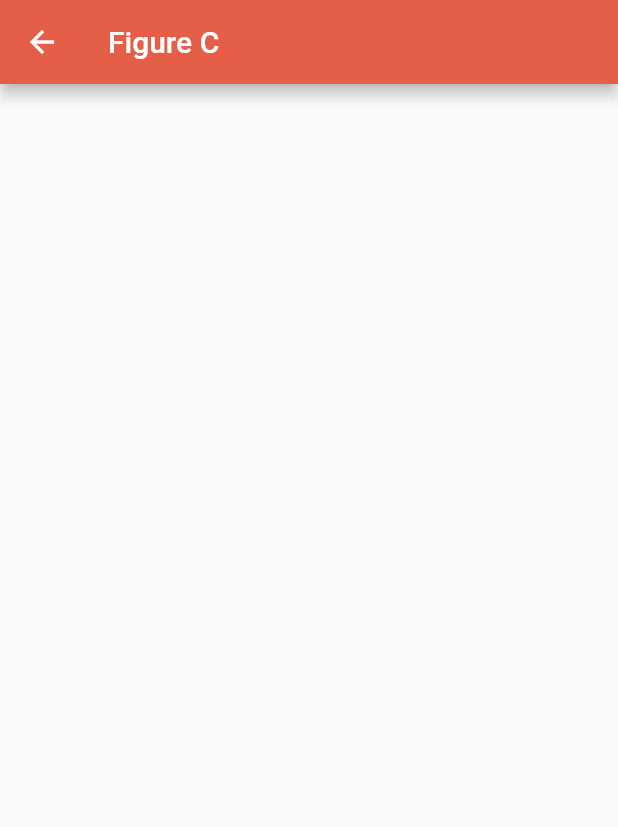
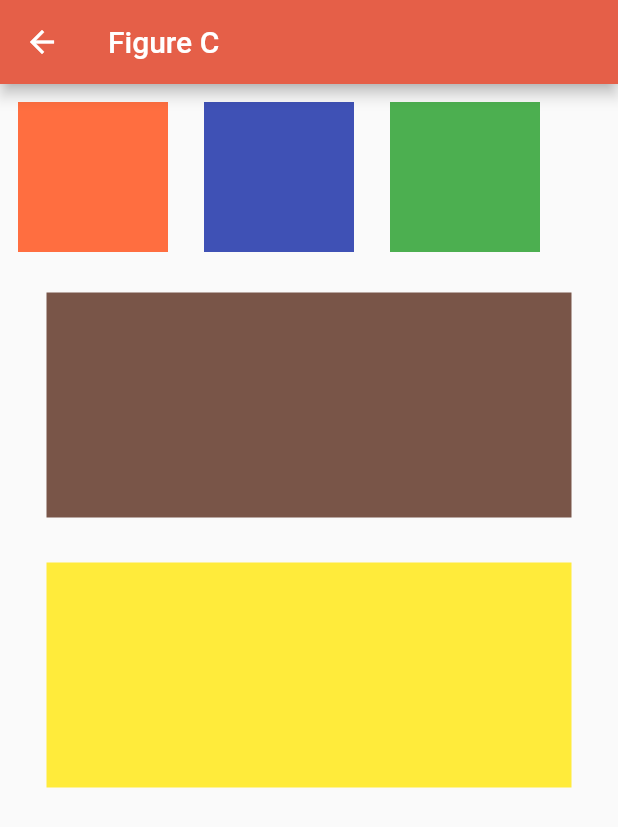
Before and after one commit to Arlone4u/FlutterNavigation, a Flutter app: the FigureB screen opened directly, after a tap on "New Figure", on a phone screen of 412 x 824 dp. Shown: the top 827 px of the screen. Run offline on Flutter 3.47's test engine with Material 2 defaults, Android fonts, the phone set to English and light mode, and no system bars.

Commit message:
Edit login Screen Figures

```diff
--- a/Flutter_Navigation/lib/login_screen.dart
+++ b/Flutter_Navigation/lib/login_screen.dart
@@ -48,11 +48,10 @@ class LoginScreen extends StatelessWidget {
                 height: 5,
               ),
               Row(
-                mainAxisAlignment:  MainAxisAlignment.end,
+                mainAxisAlignment: MainAxisAlignment.end,
                 children: [
-                  TextButton(onPressed: (){}, child: const Text(
-                      "Forget Password?"
-                  ))
+                  TextButton(
+                      onPressed: () {}, child: const Text("Forget Password?"))
                 ],
               ),
               const SizedBox(
@@ -63,10 +62,11 @@ class LoginScreen extends StatelessWidget {
                 width: double.infinity,
                 decoration: BoxDecoration(
                   borderRadius: BorderRadius.circular(100),
-                  gradient: const LinearGradient(colors: [Colors.red, Colors.orange,Colors.indigo]),
+                  gradient: const LinearGradient(
+                      colors: [Colors.red, Colors.orange, Colors.indigo]),
                 ),
                 child: MaterialButton(
-                  onPressed: (){
+                  onPressed: () {
                     Navigator.push(
                       context,
                       MaterialPageRoute(builder: (context) => const FigureA()),
@@ -91,20 +91,17 @@ class LoginScreen extends StatelessWidget {
               const SizedBox(
                 height: 10,
               ),
-
               Row(
-                mainAxisAlignment:  MainAxisAlignment.center,
+                mainAxisAlignment: MainAxisAlignment.center,
                 children: [
                   Text(
                     "Don't have an Account?",
                     style: TextStyle(
                       color: Colors.black.withOpacity(0.7),
                     ),
-
                   ),
-                  TextButton(onPressed: (){}, child: const Text(
-                      "Register Account"
-                  ))
+                  TextButton(
+                      onPressed: () {}, child: const Text("Register Account"))
                 ],
               ),
             ],
@@ -123,8 +120,27 @@ class FigureA extends StatelessWidget {
       appBar: AppBar(
         title: const Text('Figure A'),
       ),
-      body: Center(
-        child: ElevatedButton(
+      body: Column(
+        children: [
+          Container(
+            margin: EdgeInsets.all(15.0),
+            width: 350,
+            height: 150,
+            color: Colors.deepOrangeAccent,
+          ),
+          Container(
+            margin: EdgeInsets.all(15.0),
+            width: 350,
+            height: 150,
+            color: Colors.indigo,
+          ),
+          Container(
+            margin: EdgeInsets.all(15.0),
+            width: 350,
+            height: 150,
+            color: Colors.teal,
+          ),
+          ElevatedButton(
             child: const Text('New Figure'),
             onPressed: () {
               Navigator.push(
@@ -133,6 +149,7 @@ class FigureA extends StatelessWidget {
               );
             },
           ),
+        ],
       ),
     );
   }
@@ -146,8 +163,35 @@ class FigureB extends StatelessWidget {
       appBar: AppBar(
         title: const Text('Figure B'),
       ),
-      body: Center(
-        child: ElevatedButton(
+      body: Container(
+        child: Column(
+          children: [
+            Row(
+              children: [
+                Container(
+                  margin: EdgeInsets.all(12.0),
+                  width: 100,
+                  height: 100,
+                  color: Colors.deepOrangeAccent,
+                ),
+                Container(
+                  margin: EdgeInsets.all(12.0),
+                  width: 100,
+                  height: 100,
+                  color: Colors.indigo,
+                ),
+                Container(
+                  margin: EdgeInsets.all(12.0),
+                  width: 100,
+                  height: 100,
+                  color: Colors.green,
+                ),
+              ],
+            ),
+            Container(
+              height: 435,
+            ),
+            ElevatedButton(
               child: const Text('New Figure'),
               onPressed: () {
                 Navigator.push(
@@ -155,6 +199,8 @@ class FigureB extends StatelessWidget {
                   MaterialPageRoute(builder: (context) => const FigureC()),
                 );
               },
+            ),
+          ],
         ),
       ),
     );
@@ -167,10 +213,46 @@ class FigureC extends StatelessWidget {
   Widget build(BuildContext context) {
     return Scaffold(
         appBar: AppBar(
-        title: const Text('Figure C'),
+          title: Text('Figure C'),
         ),
-      body: Center(
+        body: Container(
+            child: Column(
+          children: [
+            Row(
+              children: [
+                Container(
+                  margin: EdgeInsets.all(12.0),
+                  width: 100,
+                  height: 100,
+                  color: Colors.deepOrangeAccent,
                 ),
-    );
+                Container(
+                  margin: EdgeInsets.all(12.0),
+                  width: 100,
+                  height: 100,
+                  color: Colors.indigo,
+                ),
+                Container(
+                  margin: EdgeInsets.all(12.0),
+                  width: 100,
+                  height: 100,
+                  color: Colors.green,
+                ),
+              ],
+            ),
+            Container(
+              margin: EdgeInsets.all(15.0),
+              width: 350,
+              height: 150,
+              color: Colors.brown,
+            ),
+            Container(
+              margin: EdgeInsets.all(15.0),
+              width: 350,
+              height: 150,
+              color: Colors.yellow,
+            )
+          ],
+        )));
   }
 }
```
Lines whose indentation alone changed are shown as unchanged.
